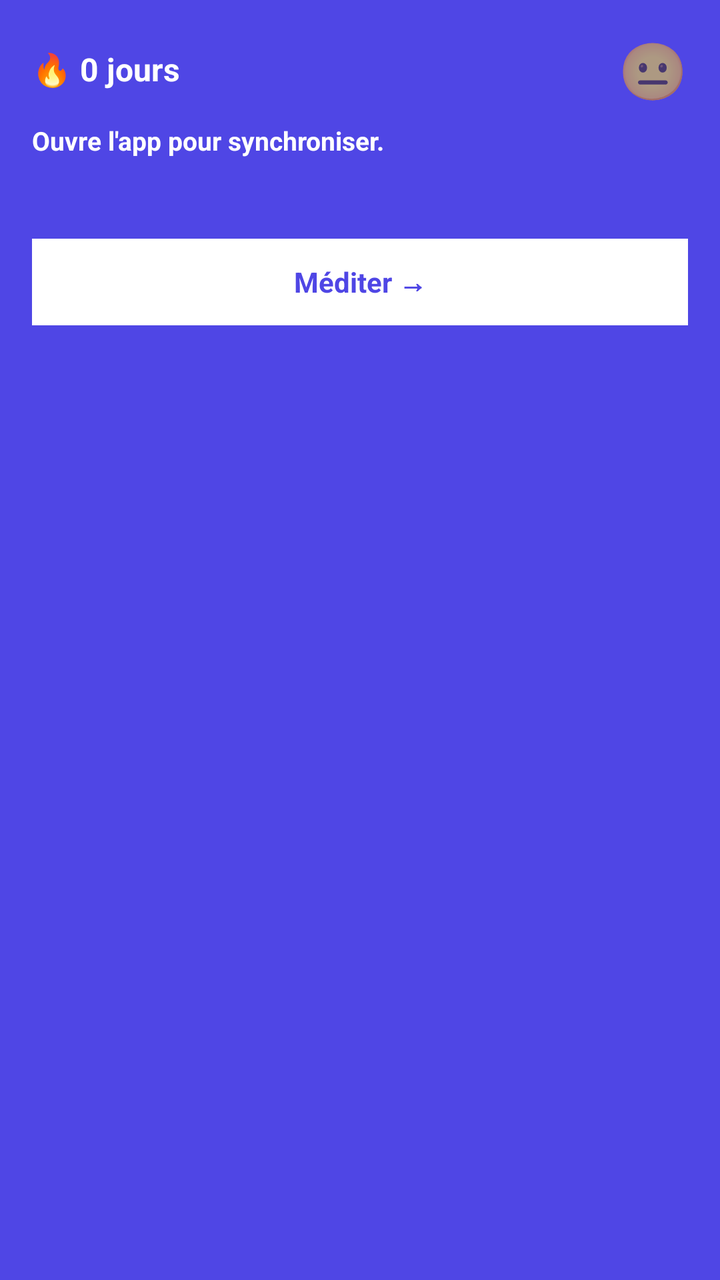
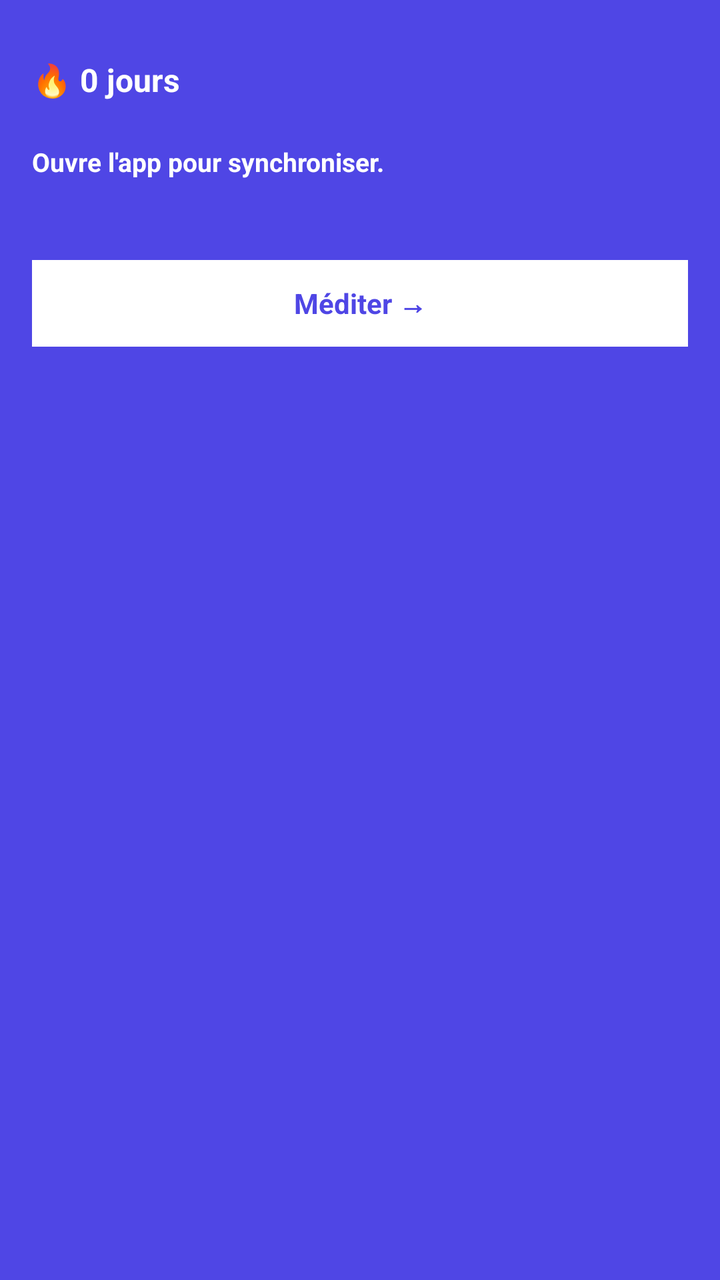

Before-and-after screenshots of an Android layout around one commit, followed by the original layout XML and the change that was made.
<!-- AndroidManifest.xml: application theme AppTheme -->
<!-- res/layout/widget_manna.xml -->
<?xml version="1.0" encoding="utf-8"?>

<LinearLayout xmlns:android="http://schemas.android.com/apk/res/android"
    android:id="@+id/widgetContainer"
    android:layout_width="match_parent"
    android:layout_height="wrap_content"
    android:orientation="vertical"
    android:padding="16dp"
    android:background="#4F46E5"
    android:clipToPadding="false"
    android:clipChildren="false">

    
    <LinearLayout
        android:layout_width="match_parent"
        android:layout_height="wrap_content"
        android:orientation="horizontal"
        android:gravity="center_vertical"
        android:paddingBottom="8dp">

        <TextView
            android:id="@+id/widgetStreak"
            android:layout_width="0dp"
            android:layout_height="wrap_content"
            android:layout_weight="1"
            android:text="🔥 0 jours"
            android:textColor="#FFFFFF"
            android:textSize="16sp"
            android:textStyle="bold" />

        <TextView
            android:id="@+id/widgetMannyMood"
            android:layout_width="wrap_content"
            android:layout_height="wrap_content"
            android:text="😐"
            android:textSize="28sp"
            android:layout_marginStart="8dp" />
    </LinearLayout>

    
    <TextView
        android:id="@+id/widgetMessage"
        android:layout_width="match_parent"
        android:layout_height="wrap_content"
        android:text="Ouvre l'app pour synchroniser."
        android:textColor="#FFFFFF"
        android:textSize="13sp"
        android:textStyle="bold"
        android:paddingBottom="8dp" />

    
    <TextView
        android:id="@+id/widgetVerse"
        android:layout_width="match_parent"
        android:layout_height="wrap_content"
        android:text=""
        android:textColor="#E0E7FF"
        android:textSize="12sp"
        android:maxLines="2"
        android:ellipsize="end"
        android:paddingBottom="12dp" />

    
    <TextView
        android:id="@+id/widgetMeditateButton"
        android:layout_width="match_parent"
        android:layout_height="wrap_content"
        android:background="#FFFFFF"
        android:text="Méditer →"
        android:textColor="#4F46E5"
        android:textAlignment="center"
        android:textStyle="bold"
        android:textSize="14sp"
        android:padding="12dp"
        android:layout_marginTop="4dp"
        android:clickable="true"
        android:focusable="true" />

</LinearLayout>
<!-- resources referenced by this layout -->
<resources>
  <style name="AppTheme" parent="Theme.AppCompat.Light.DarkActionBar">
          
          <item name="colorPrimary">@color/colorPrimary</item>
          <item name="colorPrimaryDark">@color/colorPrimaryDark</item>
          <item name="colorAccent">@color/colorAccent</item>
      </style>
</resources>

<!-- the commit's change to res/layout/widget_manna.xml (unified diff, before → after) -->
@@ -28,12 +28,12 @@
             android:textSize="16sp"
             android:textStyle="bold" />
 
-        <TextView
-            android:id="@+id/widgetMannyMood"
-            android:layout_width="wrap_content"
-            android:layout_height="wrap_content"
-            android:text="😐"
-            android:textSize="28sp"
+        <ImageView
+            android:id="@+id/widgetMannyIcon"
+            android:layout_width="48dp"
+            android:layout_height="48dp"
+            android:src="@drawable/manny_neutral"
+            android:contentDescription="MannaDaily mascot"
             android:layout_marginStart="8dp" />
     </LinearLayout>
 
<!-- resource entries referenced after the edit -->
@@ -1,5 +1,6 @@
 <!-- resources referenced by this layout -->
 <resources>
+  <!-- drawable manny_neutral: png bitmap (drawable, 21402 bytes) -->
   <style name="AppTheme" parent="Theme.AppCompat.Light.DarkActionBar">
           
           <item name="colorPrimary">@color/colorPrimary</item>
